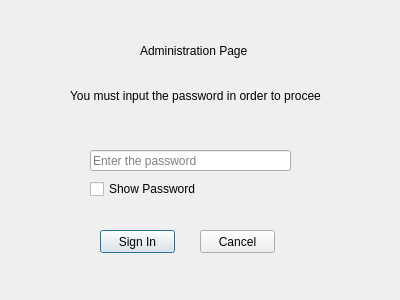
First picture: the form in log_in.ui, repository AcmeDVoid/Lets-Play-Football, before the edit.
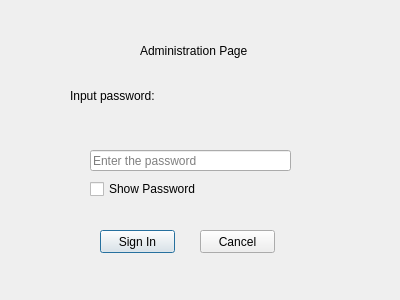
Second picture: the form after the edit.

What changed in the file:
```diff
--- a/log_in.ui
+++ b/log_in.ui
@@ -36,7 +36,7 @@
     </rect>
    </property>
    <property name="text">
-    <string>You must input the password in order to proceed</string>
+    <string>Input password:</string>
    </property>
   </widget>
   <widget class="QLineEdit" name="passwordLine">
```
